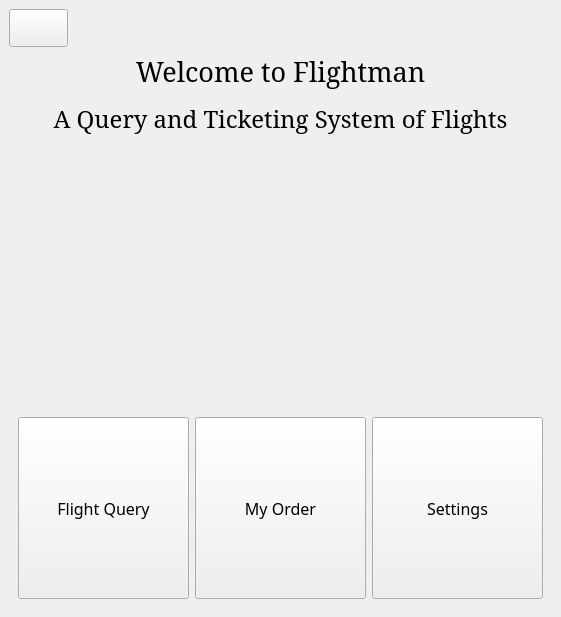
This is mainclientwindow.ui in Aloereed/Flightman_Client_DATA130039 as Qt 5 draws it before an edit. The edited form follows.
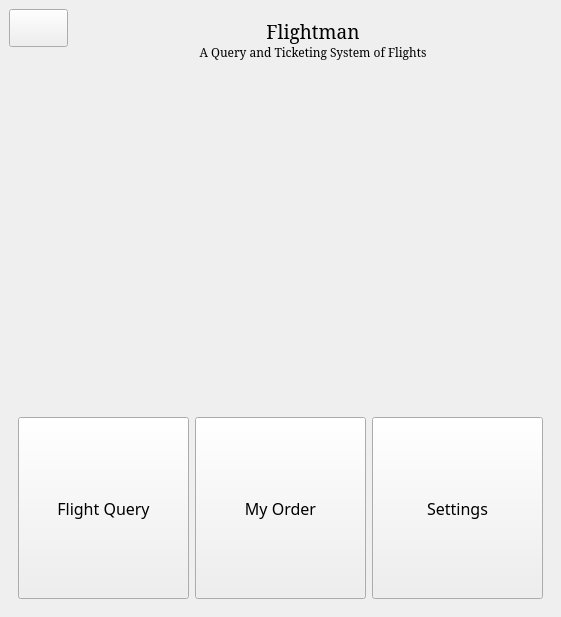
This is the edited form. Icons and pictures are not drawn.

```diff
--- a/mainclientwindow.ui
+++ b/mainclientwindow.ui
@@ -56,9 +56,9 @@
      </widget>
     </item>
     <item row="0" column="1">
-     <widget class="QWidget" name="widget_2" native="true"/>
-    </item>
-    <item row="1" column="0" colspan="2">
+     <widget class="QWidget" name="widget_2" native="true">
+      <layout class="QHBoxLayout" name="horizontalLayout_2">
+       <item>
      <widget class="QLabel" name="label">
       <property name="font">
        <font>
@@ -66,14 +66,17 @@
        </font>
       </property>
       <property name="text">
-       <string>&lt;html&gt;&lt;head/&gt;&lt;body&gt;&lt;p&gt;&lt;span style=&quot; font-size:20pt;&quot;&gt;Welcome to Flightman&lt;/span&gt;&lt;/p&gt;&lt;p&gt;&lt;span style=&quot; font-size:18pt;&quot;&gt;A Query and Ticketing System of Flights&lt;/span&gt;&lt;/p&gt;&lt;/body&gt;&lt;/html&gt;</string>
+          <string>&lt;html&gt;&lt;head/&gt;&lt;body&gt;&lt;p align=&quot;center&quot;&gt;&lt;span style=&quot; font-size:14pt;&quot;&gt;Flightman&lt;br/&gt;&lt;/span&gt;A Query and Ticketing System of Flights&lt;/p&gt;&lt;/body&gt;&lt;/html&gt;</string>
       </property>
       <property name="alignment">
        <set>Qt::AlignCenter</set>
       </property>
      </widget>
     </item>
-    <item row="2" column="0" colspan="2">
+      </layout>
+     </widget>
+    </item>
+    <item row="1" column="0" colspan="2">
      <widget class="QStackedWidget" name="stackedWidget">
       <property name="sizePolicy">
        <sizepolicy hsizetype="MinimumExpanding" vsizetype="MinimumExpanding">
```
Left out of the diff: 2 changed lines with no effect on the pictures. Lines whose indentation alone changed are shown as unchanged.
